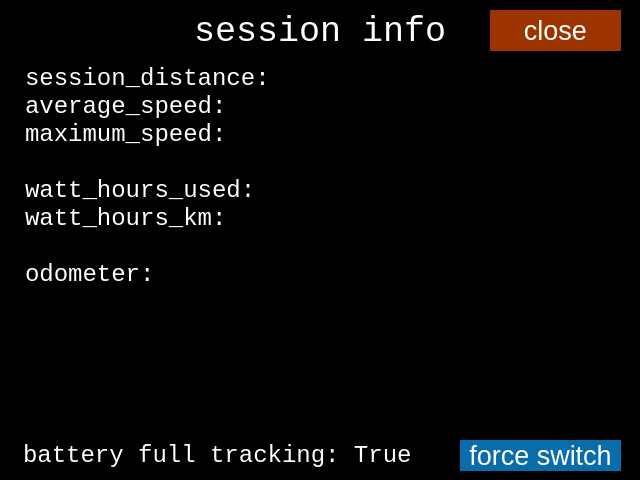
Above: ui.layouts/session_info_640x480.ui from mark99i/vesc-display before the change. Below: the same form after it.
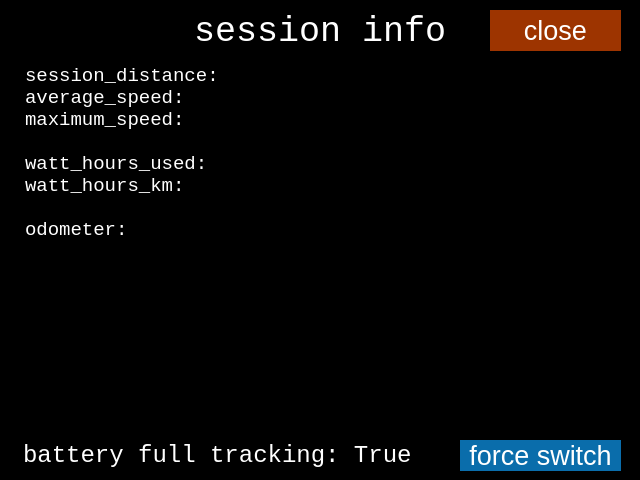
That is the form after the change.

What changed in the file:
```diff
--- a/ui.layouts/session_info_640x480.ui
+++ b/ui.layouts/session_info_640x480.ui
@@ -129,7 +129,7 @@
    <property name="font">
     <font>
      <family>Consolas</family>
-     <pointsize>18</pointsize>
+     <pointsize>14</pointsize>
     </font>
    </property>
    <property name="cursor" stdset="0">
```
